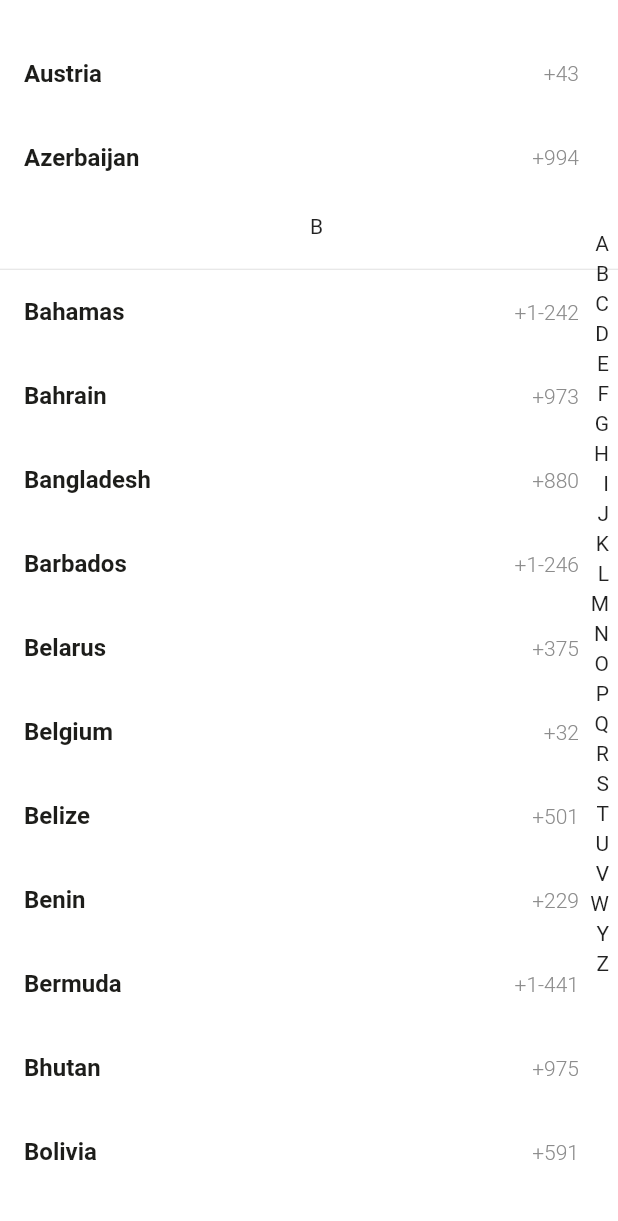
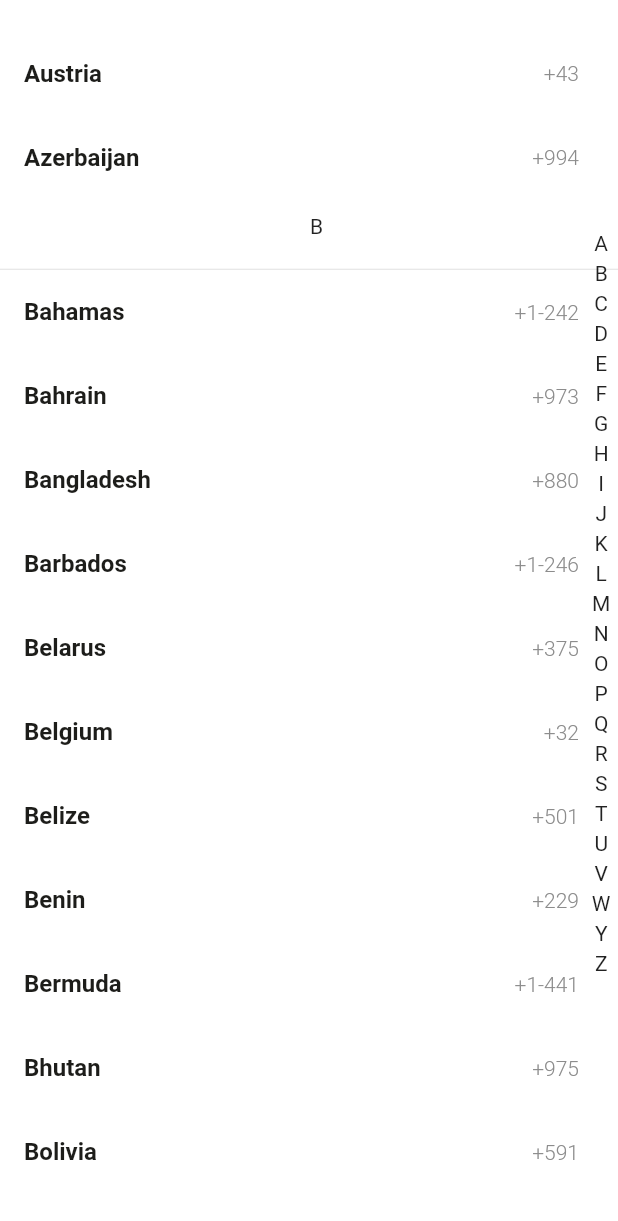
Before and after one commit to bianning/grouped_list_view, a Flutter app: the screen it shows after launch, scrolled down 576 dp, on a phone screen of 412 x 824 dp. Shown: the part 15-1236 px from the top of the screen. Run offline on Flutter 3.47's test engine with Material 2 defaults, Android fonts, the phone set to English and light mode, and no system bars.

Commit message:
索引样式修改

```diff
--- a/lib/indexed_title_view.dart
+++ b/lib/indexed_title_view.dart
@@ -27,10 +27,7 @@ class _State extends State<IndexedTitleView> {
 
   @override
   Widget build(BuildContext context) {
-    return Container(
-      color: Colors.transparent,
-      width: 60,
-      child: Center(
+    return Center(
       child: GestureDetector(
         onTapUp: (_) {
           _onVerticalDragEnd();
@@ -42,9 +39,9 @@ class _State extends State<IndexedTitleView> {
         onVerticalDragUpdate: _onVerticalDragUpdate,
         child: Container(
           color: Colors.transparent,
+          padding: EdgeInsets.only(left: 10, right: 3),
           child: Column(
             children: _letterList(),
-            ),
           ),
         ),
       ),
@@ -55,17 +52,12 @@ class _State extends State<IndexedTitleView> {
     List<Widget> titles = [];
     for (int i = 0; i < widget.sectionIndexTitles.length; i++) {
       final title = widget.sectionIndexTitles[i];
-      titles.add(Container(
-        padding: EdgeInsets.only(right: 4),
-        width: 60,
-        color: Colors.transparent,
-        child: Padding(
+      titles.add(Padding(
         padding: const EdgeInsets.all(2.0),
         child: Text(
           title,
           textAlign: TextAlign.right,
           style: i == _actLetter ? (widget.selectedStyle ?? widget.defaultStyle) : widget.defaultStyle
-          ),
         ),
       ));
     }
```
Lines whose indentation alone changed are shown as unchanged.
